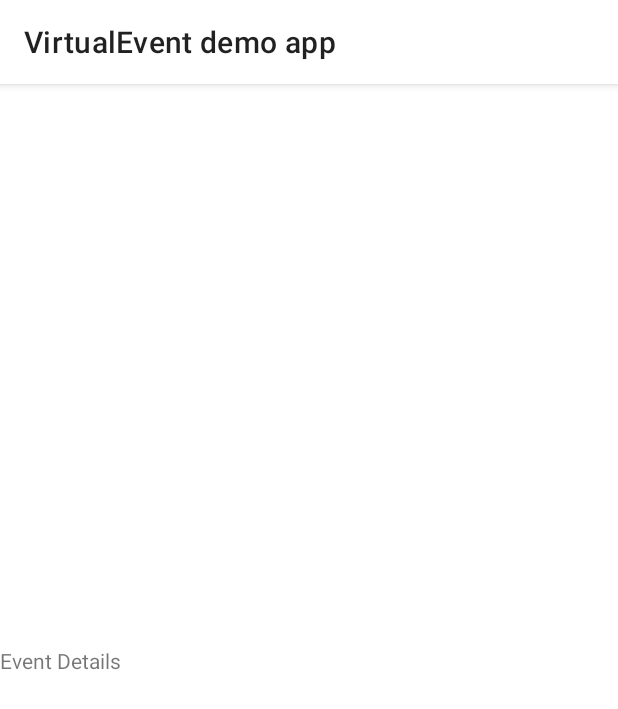
After one commit to GetStream/Android-Samples, an Android app: the EventDetailsActivity screen opened directly, with no data from a screen before it, on a phone screen of 412 x 824 dp. The commit adds this screen. Shown: the top 709 px of the screen. Run offline under Robolectric (Android 15) with nearby library versions, the phone set to English and light mode, and no system bars.

Commit message:
Redirect to EventDetailsActivity from overview

```diff
--- a/virtualevent-demo/src/main/AndroidManifest.xml
+++ b/virtualevent-demo/src/main/AndroidManifest.xml
@@ -21,6 +21,7 @@
                 <category android:name="android.intent.category.LAUNCHER" />
             </intent-filter>
         </activity>
+        <activity android:name="io.getstream.chat.virtualevent.feature.event.EventDetailsActivity"/>
     </application>
 
 </manifest>
--- /dev/null
+++ b/virtualevent-demo/src/main/java/io/getstream/chat/virtualevent/feature/event/EventDetailsActivity.kt
@@ -0,0 +1,7 @@
+package io.getstream.chat.virtualevent.feature.event
+
+import androidx.appcompat.app.AppCompatActivity
+import io.getstream.chat.virtualevent.R
+
+class EventDetailsActivity : AppCompatActivity(R.layout.activity_event_details) {
+}
--- /dev/null
+++ b/virtualevent-demo/src/main/res/layout/activity_event_details.xml
@@ -0,0 +1,15 @@
+<?xml version="1.0" encoding="utf-8"?>
+<androidx.constraintlayout.widget.ConstraintLayout xmlns:android="http://schemas.android.com/apk/res/android"
+    android:layout_width="match_parent"
+    android:layout_height="match_parent"
+    xmlns:app="http://schemas.android.com/apk/res-auto">
+
+    <TextView
+        android:layout_width="match_parent"
+        android:layout_height="wrap_content"
+        app:layout_constraintTop_toTopOf="parent"
+        app:layout_constraintBottom_toBottomOf="parent"
+
+        android:text="Event Details"/>
+
+</androidx.constraintlayout.widget.ConstraintLayout>
--- a/virtualevent-demo/src/main/res/layout/fragment_overview.xml
+++ b/virtualevent-demo/src/main/res/layout/fragment_overview.xml
@@ -261,6 +261,8 @@
             android:layout_margin="32dp"
             android:elevation="6dp"
             app:cardCornerRadius="16dp"
+            android:clickable="true"
+            android:background="?selectableItemBackground"
             app:layout_constraintTop_toBottomOf="@+id/schedule">
 
             <androidx.constraintlayout.widget.ConstraintLayout
```
Also changed, not shown: virtualevent-demo/src/main/java/io/getstream/chat/virtualevent/feature/overview/OverviewFragment.kt (+19 -10 lines), virtualevent-demo/src/main/java/io/getstream/chat/virtualevent/feature/overview/OverviewViewModel.kt (deleted, +0 -13 lines).
